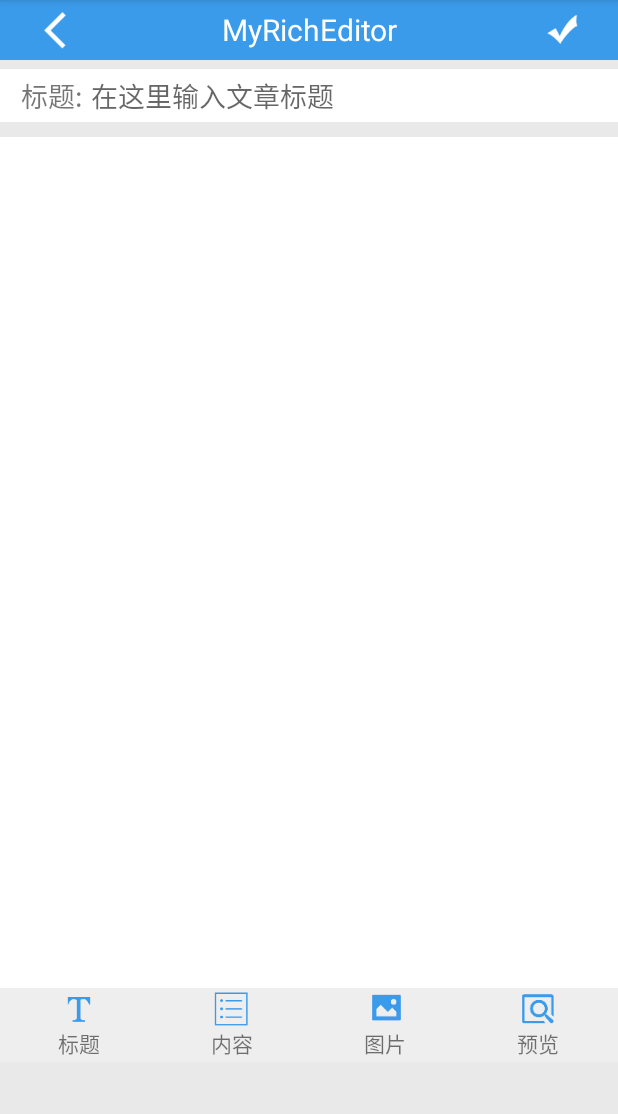
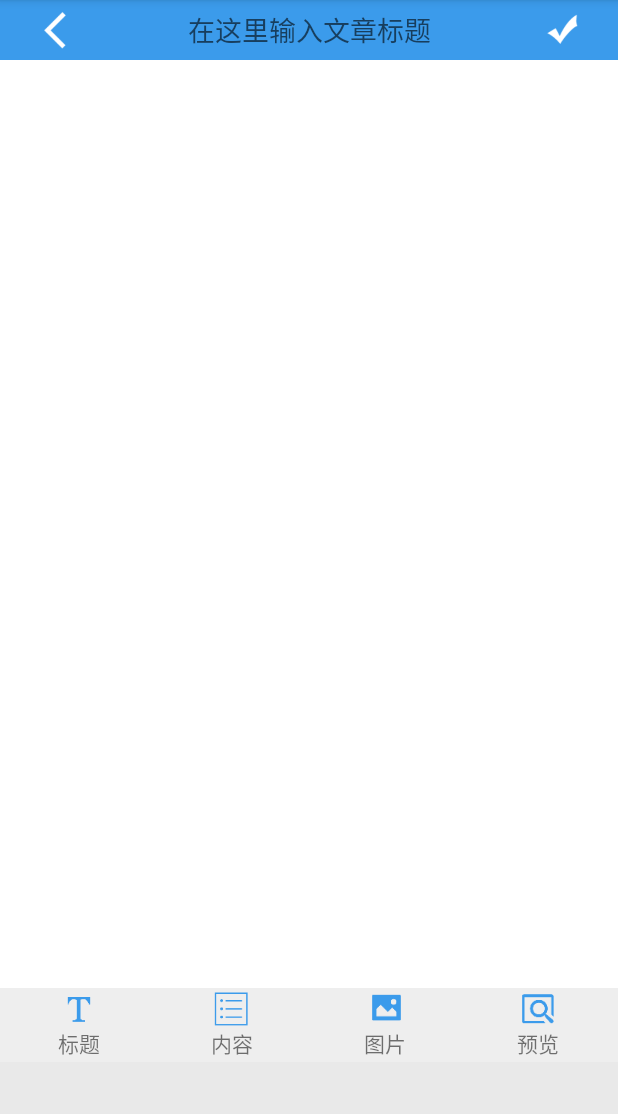
Before and after one commit to Smallsherlly/XiYang_1.0, an Android app: the fragment MyEditClass shown on its own in the app's theme, on a phone screen of 412 x 824 dp, the part 84-1198 px from its top. Run offline under Robolectric (Android 15) with nearby library versions, the phone set to English and light mode, and no system bars; our stand-ins replace ButterKnife; libraries missing offline, so code that uses them is left out: com.nineoldandroids.view.

Commit message:
惜扬手账内测1.6版本. 1.修正了图片拖拽至屏幕右侧和下侧会被压缩的问题。 2.改变了标题栏的呈现形式。

```diff
--- a/app/src/main/java/com/example/silence/xiyang_10/RichEditor/DragScaleView.java
+++ b/app/src/main/java/com/example/silence/xiyang_10/RichEditor/DragScaleView.java
@@ -6,6 +6,8 @@
 import android.support.v7.widget.AppCompatImageView;
 import android.util.AttributeSet;
 import android.view.MotionEvent;
+import android.view.ViewGroup;
+import android.view.Window;
 import android.widget.LinearLayout;
 import android.widget.RelativeLayout;
 import android.widget.ScrollView;
@@ -43,9 +45,23 @@
     /**
      * 初始化获取屏幕宽高
      */
+    @Override
+    protected void onMeasure(int widthMeasureSpec, int heightMeasureSpec) {
+        super.onMeasure(widthMeasureSpec, heightMeasureSpec);
+
+        //获取SingleTouchView所在父布局的中心点
+        ViewGroup mViewGroup = (ViewGroup) getParent();
+        if(null != mViewGroup){
+            screenWidth = mViewGroup.getWidth();
+            screenHeight = mViewGroup.getHeight();
+        }
+
+    }
     protected void initScreenW_H() {
-        screenHeight = getResources().getDisplayMetrics().heightPixels - 40;
-        screenWidth = getResources().getDisplayMetrics().widthPixels;
+
+        //screenHeight = getResources().getDisplayMetrics().heightPixels - 40;
+
+        //screenWidth = getResources().getDisplayMetrics().widthPixels;
     }
 
     public DragScaleView(Context context, AttributeSet attrs, int defStyle) {
@@ -121,11 +137,11 @@
         int top = getTop() + dy;
         int right = getRight() + dx;
         int bottom = getBottom() + dy;
-
         if (left < 0) {
             left = 0;
             right = left + getWidth();
         }
+
         if (right > screenWidth ) {
             right = screenWidth ;
             left = right - getWidth();
@@ -134,6 +150,7 @@
             top = 0;
             bottom = top + getHeight();
         }
+
         if (bottom > screenHeight ) {
             bottom = screenHeight ;
             top = bottom - getHeight();
--- a/app/src/main/res/layout/fragment_handedit.xml
+++ b/app/src/main/res/layout/fragment_handedit.xml
@@ -21,14 +21,20 @@
 
             android:src="@mipmap/back" />
         <!--android:onClick="onGetImgPath"-->
-        <TextView
-            android:layout_width="wrap_content"
+        <EditText
+            android:id="@+id/et_main_title"
+            android:layout_width="0dp"
             android:layout_height="wrap_content"
+            android:gravity="center"
             android:layout_weight="1"
-            android:gravity="center"
-            android:text="MyRichEditor"
-            android:textColor="#fff"
-            android:textSize="20sp" />
+            android:background="@null"
+            android:clickable="true"
+            android:ellipsize="end"
+            android:hint="在这里输入文章标题"
+            android:paddingLeft="5dp"
+            android:paddingRight="5dp"
+            android:singleLine="true"
+            android:textSize="18sp" />
 
         <ImageView
             android:layout_width="wrap_content"
@@ -40,44 +46,11 @@
         <!--android:onClick="onFinished"-->
     </LinearLayout>
 
-    <LinearLayout
-        android:layout_width="match_parent"
-        android:layout_height="wrap_content"
-        android:layout_marginTop="6dp"
-        android:background="#FFF"
-        android:gravity="center_vertical"
-        android:orientation="horizontal"
-        android:focusable="true"
-        android:focusableInTouchMode="true"
-        android:padding="4dp">
-
-        <TextView
-            android:layout_width="wrap_content"
-            android:layout_height="wrap_content"
-            android:layout_marginLeft="10dp"
-            android:text="标题:"
-            android:textSize="18sp" />
-
-        <EditText
-            android:id="@+id/et_main_title"
-            android:layout_width="0dp"
-            android:layout_height="wrap_content"
-            android:layout_weight="1"
-            android:background="@null"
-            android:clickable="true"
-            android:ellipsize="end"
-            android:hint="在这里输入文章标题"
-            android:paddingLeft="5dp"
-            android:paddingRight="5dp"
-            android:singleLine="true"
-            android:textSize="18sp" />
-    </LinearLayout>
 
     <com.example.silence.xiyang_10.RichEditor.MRichEditor
         android:id="@+id/mre_editor"
         android:layout_width="wrap_content"
         android:layout_height="wrap_content"
-        android:layout_marginTop="10dp"
         android:layout_marginBottom="60dp"
         android:background="#FFF" />
 
```
